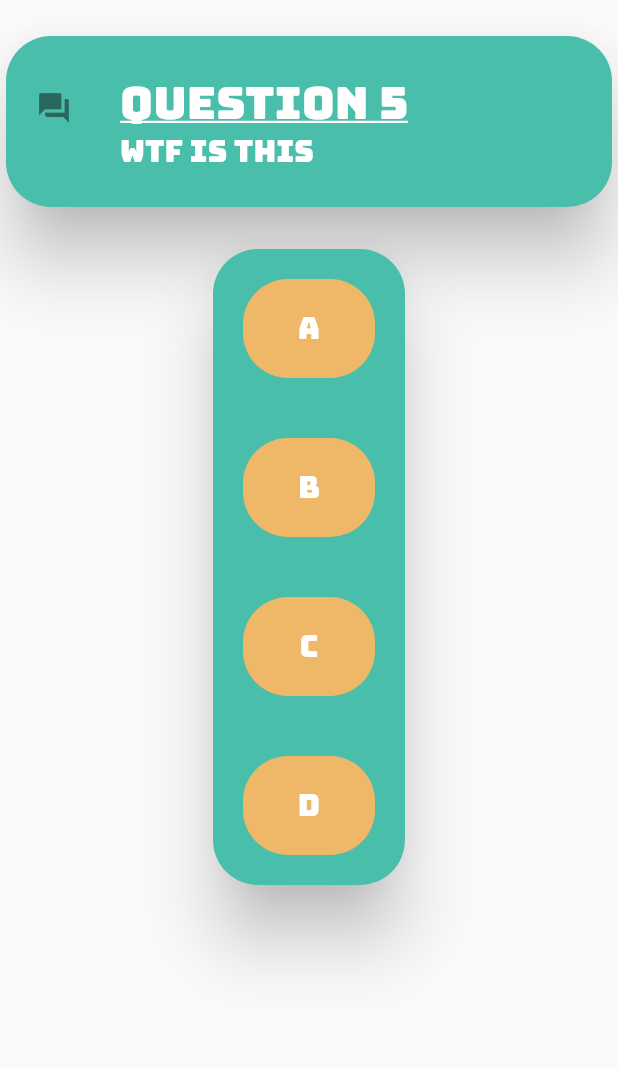
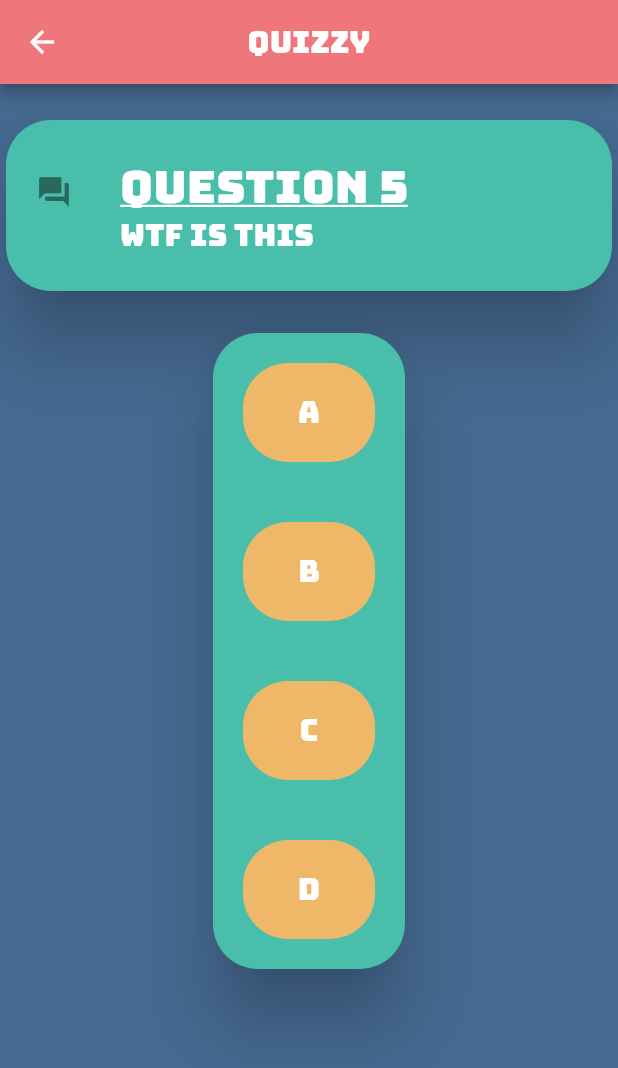
Before and after one commit to Acchindra/Quizzy, a Flutter app: the QuizPageState screen opened directly, on a phone screen of 412 x 824 dp. Shown: the top 1068 px of the screen. Run offline on Flutter 3.47's test engine with Material 2 defaults, Android fonts, the phone set to English and light mode, and no system bars; our stand-ins replace google_fonts; network calls fail.

Commit message:
some more changes

```diff
--- a/quizzy/lib/quizpage.dart
+++ b/quizzy/lib/quizpage.dart
@@ -4,6 +4,8 @@ import 'gamecom.dart';
 
 const cardcolor = Color(0xff49BEAA);
 const buttoncolor = Color(0xffEEB868);
+const appbarColor = Color(0xffEF767A);
+const bgcolor = Color(0xff456990);
 
 class QuizPageState extends StatefulWidget {
   QuizPageState({
@@ -85,8 +87,14 @@ class QuizPage extends State<QuizPageState> {
     Navigator.of(context).pop();
   }
   Widget build(BuildContext context) {
-    return Center(
-        child: Column(
+    return Scaffold(
+      backgroundColor: bgcolor,
+        appBar: new AppBar(
+          title: new Text("Quizzy", style: GoogleFonts.bungee()),
+          backgroundColor: appbarColor,
+          centerTitle: true,
+        ),
+        body: Column(
             children: <Widget>[
               SizedBox(height: 20),
               questionCard(5, 'wtf is this'),
--- a/quizzy/lib/websockethandler.dart
+++ b/quizzy/lib/websockethandler.dart
@@ -3,7 +3,7 @@ import 'package:web_socket_channel/io.dart';
 
 WebSocketsNotifications sockets = new WebSocketsNotifications();
 
-const String _SERVER_ADDRESS = "ws://192.168.0.27:34263";
+const String _SERVER_ADDRESS = "ws://192.168.43.113:34263";
 
 class WebSocketsNotifications {
   static final WebSocketsNotifications _sockets = new WebSocketsNotifications._internal();
```
Also changed, not shown: 1 other file.
